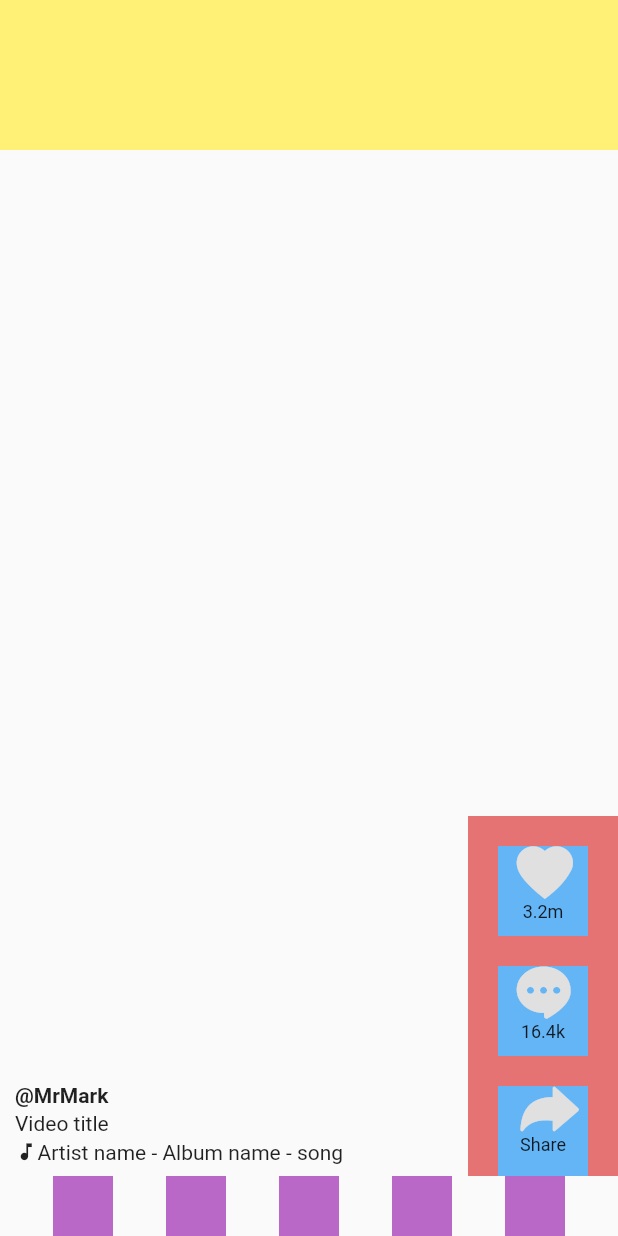
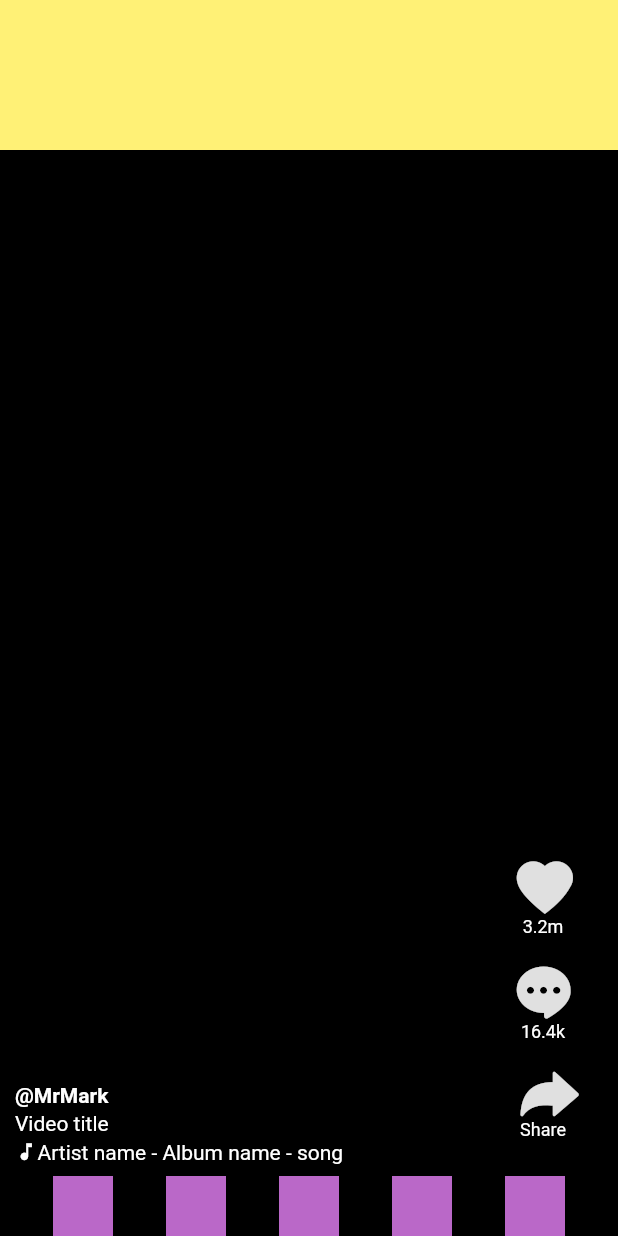
Before and after one commit to plasmatech8/flutter-practice, a Flutter app: the screen it shows after launch, on a phone screen of 412 x 824 dp. Run offline on Flutter 3.47's test engine with Material 2 defaults, Android fonts, the phone set to English and light mode, and no system bars.

Commit message:
Updated themes/colours

```diff
--- a/tiktokclone/lib/home.dart
+++ b/tiktokclone/lib/home.dart
@@ -30,6 +30,7 @@ class _HomeState extends State<Home> {
   @override
   Widget build(BuildContext context) {
     return Scaffold(
+      backgroundColor: Colors.black,
       body: Column(
         children: <Widget>[
           topSection, // Top Section (bar)
--- a/tiktokclone/lib/main.dart
+++ b/tiktokclone/lib/main.dart
@@ -12,6 +12,11 @@ class MyApp extends StatelessWidget {
   Widget build(BuildContext context) {
     return MaterialApp(
       title: 'Flutter Demo',
+      theme: ThemeData(
+        textTheme: Theme.of(context)
+            .textTheme
+            .apply(bodyColor: Colors.white, displayColor: Colors.white),
+      ),
       home: Home(),
     );
   }
--- a/tiktokclone/lib/widgets/actions_toolbar.dart
+++ b/tiktokclone/lib/widgets/actions_toolbar.dart
@@ -7,7 +7,7 @@ class ActionsToolbar extends StatelessWidget {
   Widget build(BuildContext context) {
     return Container(
       width: 100,
-      color: Colors.red[300],
+      //color: Colors.red[300],
       child: Column(
           mainAxisSize: MainAxisSize.min, // Use min space and expand upwards
           children: <Widget>[
@@ -24,8 +24,8 @@ Widget _getSocialAction({String title, IconData icon, double iconSize = 35}) {
   return Container(
     width: 60,
     height: 60,
-    color: Colors.blue[300],
-    margin: EdgeInsets.only(top: 20),
+    //color: Colors.blue[300],
+    margin: EdgeInsets.only(bottom: 10),
     child: Column(children: <Widget>[
       Icon(icon, size: iconSize, color: Colors.grey[300]),
       Padding(
--- a/tiktokclone/lib/widgets/video_description.dart
+++ b/tiktokclone/lib/widgets/video_description.dart
@@ -15,7 +15,11 @@ class VideoDescription extends StatelessWidget {
               Text('Video title'),
               Row(
                 children: <Widget>[
-                  Icon(Icons.music_note, size: 15),
+                  Icon(
+                    Icons.music_note,
+                    size: 15,
+                    color: Colors.white,
+                  ),
                   Text('Artist name - Album name - song')
                 ],
               ),
```
Also changed, not shown: docs/2020-07-24-14-34-51.png (added), 1 other file.
